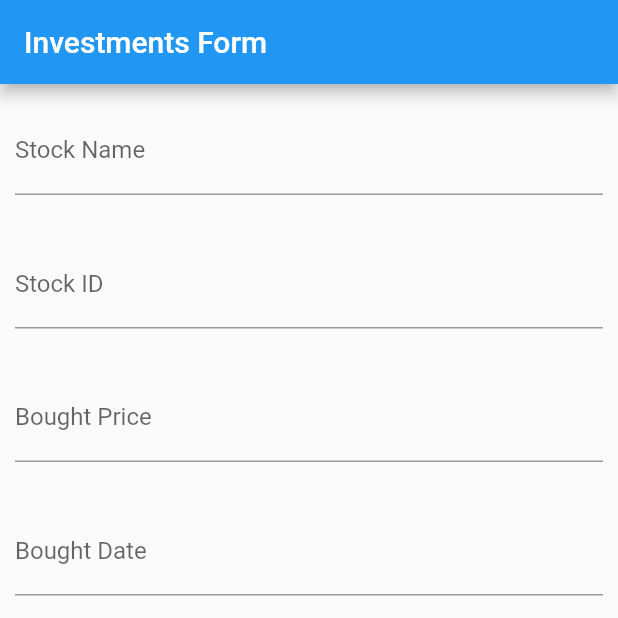
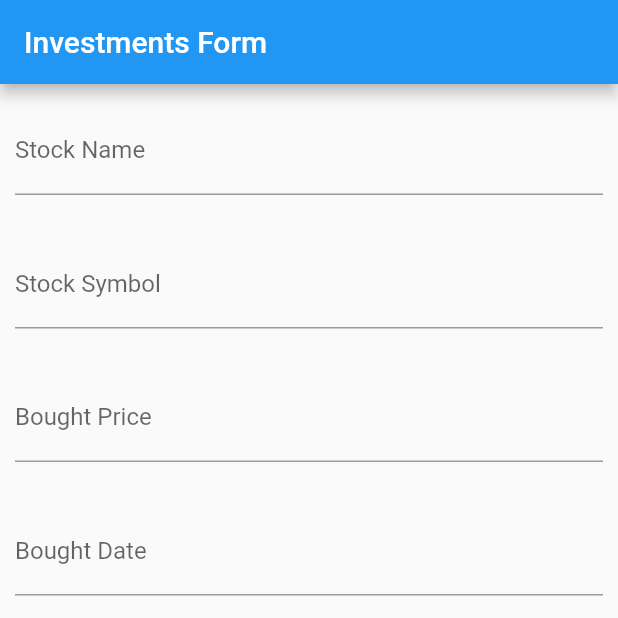
Before and after one commit to VisnuRavi/MyFin, a Flutter app: the screen it shows after launch, on a phone screen of 412 x 824 dp, the top half of it. Run offline on Flutter 3.47's test engine with Material 2 defaults, Android fonts, the light colour scheme and no system bars; our stand-ins replace sqflite; accounts and stored records are empty.

Commit message:
Create basic db and basic CRUD functionalities of stocks table

```diff
--- a/lib/models/stock.dart
+++ b/lib/models/stock.dart
@@ -1,14 +1,14 @@
 class Stock {
-  int id;
-  String stock_name;
-  String stock_id;
+  int? id;
+  String name;
+  String symbol;
   double bought_price;
   DateTime bought_date;
   String brokerage;
   double? sold_price;
   DateTime? sold_date;
 
-  Stock({required this.id, required this.stock_name, required this.stock_id, required this.bought_price,required this.bought_date, required this.brokerage, this.sold_price, this.sold_date});
+  Stock({required this.id, required this.name, required this.symbol, required this.bought_price,required this.bought_date, required this.brokerage, this.sold_price, this.sold_date});
 
   Map<String, dynamic> toMap() {
     String? isoSoldDate = null;
@@ -17,8 +17,8 @@ class Stock {
     }
     return {
       'id': id,
-      'stock_name': stock_name,
-      'stock_id': stock_id,
+      'name': name,
+      'symbol': symbol,
       'bought_price': bought_price,
       'bought_date': bought_date.toIso8601String(),//convert for easier storage in sqlite
       'brokerage': brokerage,
@@ -27,19 +27,25 @@ class Stock {
     };
   }
 
-  /*Stock.fromDB(Map<String, dynamic> map) { //i think cant coz possible to put in null to the non nullables
-    this.id = map['id'];
-    this.stock_name = map['stock_name'];
-    this.stock_id = map['stock_id'];
-    this.brokerage = map['brokerage'];
-    this.bought_price = map['bought_price'];
-    this.bought_date = map['bought_date'];
-    this.sold_price = map['sold_price'];
-    this.sold_date = map['sold_date'];
-  }*/
+  static Stock fromDB(Map<String, dynamic> map) { //i think cant use named constructor coz possible to put in null to the non nullables. just use method and put inside
+    return Stock(
+      id: map['id'] as int,
+      name: map['name'] as String,
+      symbol: map['symbol'] as String,
+      brokerage: map['brokerage'] as String,
+      bought_price: map['bought_price'] as double,
+      bought_date: map['bought_date'] as DateTime,
+      sold_price: map['sold_price'] as double,
+      sold_date: map['sold_date'] as DateTime,
+    );
+  }
+
+  void setId(int id) {
+    this.id = id;
+  }
 
   @override
   String toString() {
-    return "Stock{id: $id, stock name: $stock_name, stock id: $stock_id, brokerage: $brokerage, bought price: $bought_price, bought date: $bought_date, sold price: $sold_price, sold date: $sold_date}";
+    return "Stock{id: $id, stock name: $name, stock id: $symbol, brokerage: $brokerage, bought price: $bought_price, bought date: $bought_date, sold price: $sold_price, sold date: $sold_date}";
   }
 }
--- a/lib/pages/investments/invest_form.dart
+++ b/lib/pages/investments/invest_form.dart
@@ -23,7 +23,7 @@ class _InvestFormState extends State<InvestForm> {
         child: ListView(
           children: <Widget>[
             RequiredFormQuestion("Stock Name"),
-            RequiredFormQuestion("Stock ID"),
+            RequiredFormQuestion("Stock Symbol"),
             RequiredFormQuestion("Bought Price"),
             RequiredFormQuestion("Bought Date"),
             RequiredFormQuestion("Brokerage"),
```
Also changed, not shown: lib/database/myfin_db.dart (added, +92 -0 lines).
